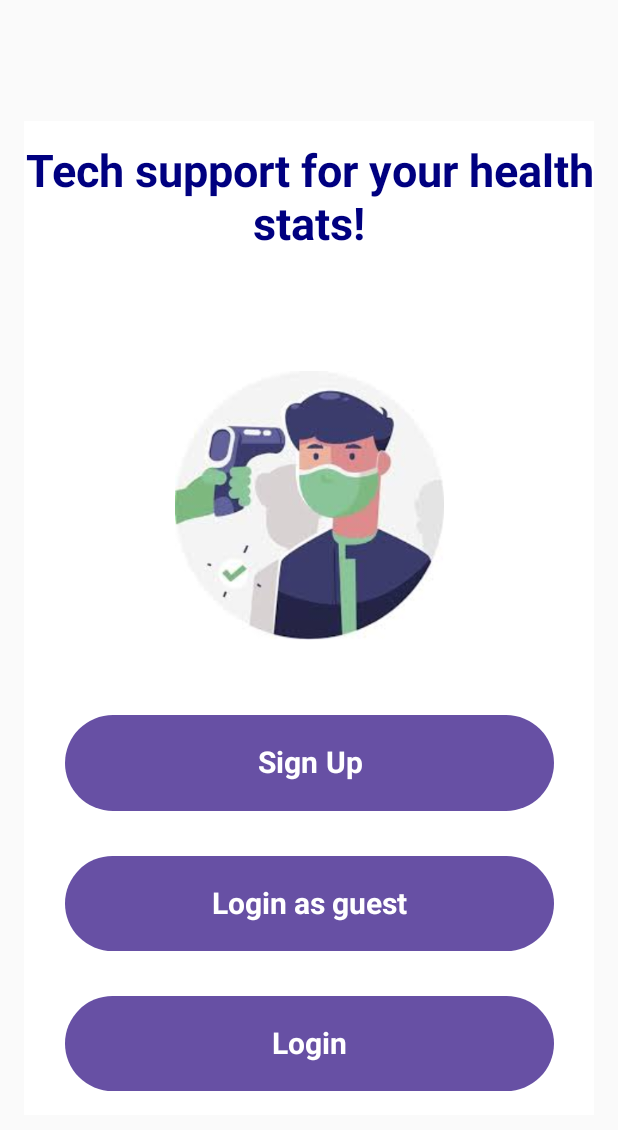
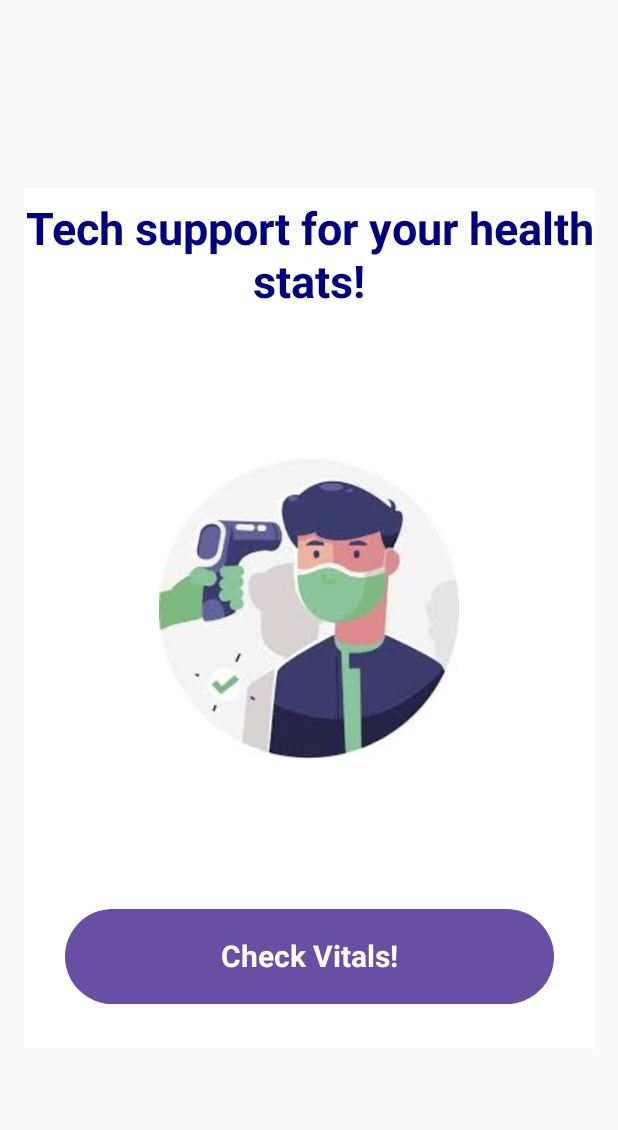
Before and after one commit to arishaprasain/Bio-Monitor, an Android app built with Jetpack Compose: the ChooseScreen screen opened through its navigation route, on a phone screen of 412 x 824 dp. Shown: the top 1130 px of the screen. Run offline under Robolectric (Android 15) with nearby library versions, the phone set to English and light mode, and no system bars; our stand-ins replace Dagger/Hilt's generated code.

```diff
--- a/app/build.gradle.kts
+++ b/app/build.gradle.kts
@@ -66,6 +66,7 @@ dependencies {
     implementation("androidx.compose.ui:ui-tooling-preview")
     implementation("androidx.compose.material3:material3")
     implementation("com.google.firebase:firebase-auth:23.0.0")
+    implementation("androidx.benchmark:benchmark-macro:1.3.0")
     testImplementation("junit:junit:4.13.2")
     androidTestImplementation("androidx.test.ext:junit:1.2.1")
     androidTestImplementation("androidx.test.espresso:espresso-core:3.6.1")
@@ -83,6 +84,17 @@ dependencies {
 
     // Hilt Navigation Compose
     implementation("androidx.hilt:hilt-navigation-compose:1.1.0") // Ensure this is the latest version compatible with your setup
+
+
+    //retrofit
+    implementation ("com.squareup.retrofit2:retrofit:2.9.0")
+    implementation ("com.squareup.retrofit2:converter-gson:2.9.0")
+    implementation ("org.jetbrains.kotlinx:kotlinx-coroutines-android:1.5.2")
+
+    //chart
+//    implementation ("com.github.PhilJay:MPAndroidChart:v3.1.0")
+
+
 }
 // Allow references to generated code
 
--- a/app/src/main/AndroidManifest.xml
+++ b/app/src/main/AndroidManifest.xml
@@ -1,6 +1,9 @@
 <?xml version="1.0" encoding="utf-8"?>
 <manifest xmlns:android="http://schemas.android.com/apk/res/android"
     xmlns:tools="http://schemas.android.com/tools">
+
+    <uses-permission android:name="android.permission.INTERNET" />
+    <uses-permission android:name="android.permission.ACCESS_NETWORK_STATE" />
 
     <application
         android:allowBackup="true"
@@ -11,6 +14,8 @@
         android:label="@string/app_name"
         android:roundIcon="@mipmap/ic_launcher_round"
         android:supportsRtl="true"
+        android:usesCleartextTraffic="true"
+        android:networkSecurityConfig="@xml/network_security_config"
         android:theme="@style/Theme.Firebaseauth"
         tools:targetApi="31">
         <activity
--- a/app/src/main/java/com/example/firebaseauth/ChooseScreen.kt
+++ b/app/src/main/java/com/example/firebaseauth/ChooseScreen.kt
@@ -43,7 +43,7 @@ fun ChooseScreen(navController: NavController) {
                 color = Color(0xFF000080),
                 fontSize = 30.sp,
                 fontWeight = FontWeight.Bold,
-                modifier = Modifier.padding(top = 16.dp, bottom = 80.dp),
+                modifier = Modifier.padding(top = 10.dp, bottom = 100.dp),
                 textAlign = TextAlign.Center
             )
 
@@ -52,36 +52,36 @@ fun ChooseScreen(navController: NavController) {
                 contentDescription = null,
                 contentScale = ContentScale.Fit,
                 modifier = Modifier
-                    .height(229.dp)
-                    .width(307.dp)
+                    .height(300.dp)
+                    .width(200.dp)
                     .align(Alignment.CenterHorizontally)
-                    .padding(bottom = 50.dp)
+                    .padding(bottom = 100.dp)
             )
+//
+//            Button(
+//                onClick = {
+//                    navController.navigate(Routes.SIGN_UP)
+//                },
+//                // colors = ButtonDefaults.buttonColors(containerColor = Color.Green),
+//
+//                modifier = Modifier
+//
+//                    .width(326.dp)
+//                    .padding(bottom = 30.dp)
+//                    .align(Alignment.CenterHorizontally)
+//            ) {
+//                Text(
+//                    text = "Sign Up",
+//                    fontWeight = FontWeight.Bold,
+//                    fontSize = 20.sp,
+//                    textAlign = TextAlign.Center,
+//                    modifier = Modifier.padding(12.dp)
+//                )
+//            }
 
             Button(
                 onClick = {
-                    navController.navigate(Routes.SIGN_UP)
-                },
-                // colors = ButtonDefaults.buttonColors(containerColor = Color.Green),
-
-                modifier = Modifier
-
-                    .width(326.dp)
-                    .padding(bottom = 30.dp)
-                    .align(Alignment.CenterHorizontally)
-            ) {
-                Text(
-                    text = "Sign Up",
-                    fontWeight = FontWeight.Bold,
-                    fontSize = 20.sp,
-                    textAlign = TextAlign.Center,
-                    modifier = Modifier.padding(12.dp)
-                )
-            }
-
-            Button(
-                onClick = {
-                    navController.navigate(Routes.SIGN_IN)
+                    navController.navigate(Routes.DASHBOARD)
                 },
                 //colors = ButtonDefaults.buttonColors(containerColor = Color.Green),
 
@@ -92,7 +92,7 @@ fun ChooseScreen(navController: NavController) {
                     .align(Alignment.CenterHorizontally)
             ) {
                 Text(
-                    text = "Login as guest",
+                    text = "Check Vitals!",
                     style = TextStyle(
                         fontWeight = FontWeight.Bold,
                         fontSize = 20.sp,
@@ -103,29 +103,29 @@ fun ChooseScreen(navController: NavController) {
                 )
             }
 
-            Button(
-                onClick = {
-                    navController.navigate(Routes.SIGN_IN)
-                },
-                //colors = ButtonDefaults.buttonColors(containerColor = Color.White),
-                modifier = Modifier
-                    //.height(64.dp)
-                    .width(326.dp)
-                    .padding(bottom = 16.dp)
-                    .align(Alignment.CenterHorizontally)
-
-            ) {
-                Text(
-                    text = "Login",
-                    style = TextStyle(
-                        fontWeight = FontWeight.Bold,
-                        fontSize = 20.sp,
-                        color = Color.White // Set text color to White for better visibility on gray background
-                    ),
-                    textAlign = TextAlign.Center,
-                    modifier = Modifier.padding(12.dp)
-                )
-            }
+//            Button(
+//                onClick = {
+//                    navController.navigate(Routes.SIGN_IN)
+//                },
+//                //colors = ButtonDefaults.buttonColors(containerColor = Color.White),
+//                modifier = Modifier
+//                    //.height(64.dp)
+//                    .width(326.dp)
+//                    .padding(bottom = 16.dp)
+//                    .align(Alignment.CenterHorizontally)
+//
+//            ) {
+//                Text(
+//                    text = "Login",
+//                    style = TextStyle(
+//                        fontWeight = FontWeight.Bold,
+//                        fontSize = 20.sp,
+//                        color = Color.White // Set text color to White for better visibility on gray background
+//                    ),
+//                    textAlign = TextAlign.Center,
+//                    modifier = Modifier.padding(12.dp)
+//                )
+//            }
         }
     }
 }
--- a/app/src/main/java/com/example/firebaseauth/StartScreen.kt
+++ b/app/src/main/java/com/example/firebaseauth/StartScreen.kt
@@ -36,14 +36,28 @@ fun StartScreen(navController: NavController) {
             .fillMaxSize()
             .background(Color.White),
         horizontalAlignment = Alignment.CenterHorizontally,
-        verticalArrangement = Arrangement.spacedBy(100.dp, Alignment.CenterVertically)
+        verticalArrangement = Arrangement.spacedBy(25.dp, Alignment.CenterVertically)
     ) {
         Text(
-            text = "BioMonitor",
-            color = Color(0xFF440785),
+            text = "Bio",
+            color = Color(0xFF440790),
+            fontSize = 36.sp,
+            textAlign = TextAlign.Center,
+            fontWeight = FontWeight.Bold,
+            modifier = Modifier.padding(top = 50.dp)
+                .offset(x = -50.dp)
+
+        )
+        Text(
+            text = "Monitor",
+            color = Color.Black,
             fontSize = 36.sp,
             fontWeight = FontWeight.Bold,
-            modifier = Modifier.padding(top = 50.dp)
+            modifier = Modifier.padding(top = 100.dp)
+                .offset(x = 46.dp)
+                .offset(y = -175.dp)
+
+
         )
 
         Image(
@@ -52,34 +66,48 @@ fun StartScreen(navController: NavController) {
             contentScale = ContentScale.Crop,
             modifier = Modifier
 
-                .height(243.dp)
+                .offset(y = -170.dp)
+
                 .width(288.dp)
+                .height(280.dp)
         )
 
         Text(
-            text = "Monitoring Your Health with Precision",
+            text = "Monitor your health at home!",
             color = Color.Black,
-            fontSize = 18.sp,
+            fontSize = 20.sp,
+            fontWeight = FontWeight.Bold,
             textAlign = TextAlign.Center ,
             modifier = Modifier
-                .offset(y = -50.dp)
+                .width(500.dp)
+
+                .offset(y = -150.dp)
+
+
         )
 
-        Spacer(modifier = Modifier.weight(1f))
+        //Spacer(modifier = Modifier.weight(1f))
+
+
 
         Button(
             onClick = {
                 navController.navigate(Routes.CHOOSE)
             },
-            colors = ButtonDefaults.buttonColors(containerColor = Color(0xFF440785)),
+            //colors = ButtonDefaults.buttonColors(containerColor = Color.Green),
+
             modifier = Modifier
-                .offset(y = -50.dp) // Adjust the vertical position here
-                .height(72.dp)
-                .width(192.dp)
+                .height(75.dp)
+                .width(200.dp)
+                .padding(bottom = 10.dp)
+                .align(Alignment.CenterHorizontally)
+                .offset(y = -100.dp)
         ) {
             Text(
-                text = "Get Started",
-                color = Color.White
+                text = "Get Started!",
+                color = Color.White,
+                fontSize = 20.sp,
+                fontWeight = FontWeight.Bold
             )
         }
     }
--- a/app/src/main/java/com/example/firebaseauth/navigation/Routes.kt
+++ b/app/src/main/java/com/example/firebaseauth/navigation/Routes.kt
@@ -5,6 +5,10 @@ object Routes {
     const val SIGN_IN = "sign_in"
     const val START = "start"
     const val CHOOSE = "choose"
+    const val DASHBOARD = "dashboard"
+    const val HeartBeat = "bpm"
+    const val SpO2 = "spo2"
+
 
 
 }
--- a/app/src/main/java/com/example/firebaseauth/navigation/navigationgraph.kt
+++ b/app/src/main/java/com/example/firebaseauth/navigation/navigationgraph.kt
@@ -6,6 +6,10 @@ import androidx.navigation.compose.NavHost
 import androidx.navigation.compose.composable
 import androidx.navigation.compose.rememberNavController
 import com.example.firebaseauth.ChooseScreen
+import com.example.firebaseauth.Dashboard
+import com.example.firebaseauth.HeartRateHistoryScreen
+import com.example.firebaseauth.LineChart
+import com.example.firebaseauth.SpO2HistoryScreen
 import com.example.firebaseauth.StartScreen
 import com.example.firebaseauth.login_screen.SignInScreen
 import com.example.firebaseauth.sign_up.SignUpScreen
@@ -34,6 +38,20 @@ fun navigationgraph(
                 ChooseScreen(navController)
             }
 
+            composable(Routes.DASHBOARD) {
+                Dashboard(navController)
+            }
+
+            composable(Routes.SpO2) {
+                SpO2HistoryScreen()
+            }
+
+            composable(Routes.HeartBeat) {
+                HeartRateHistoryScreen()
+            }
+
+
+
         })
 
 }
```
